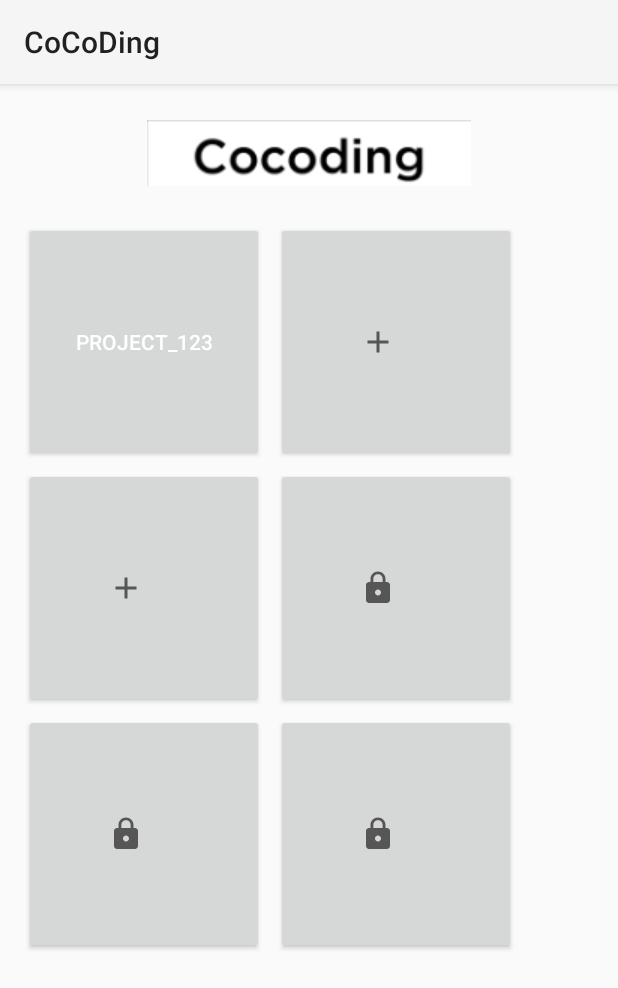
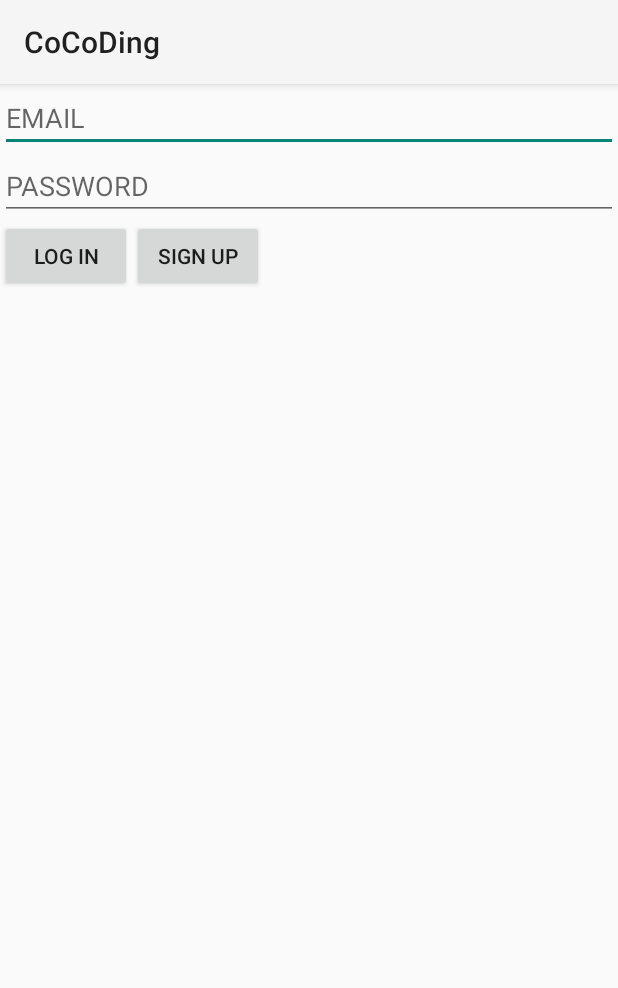
Before and after one commit to SeonA1223/CoCoDing, an Android app: the screen it shows after launch (MainActivity before the commit, LoginActivity after it), on a phone screen of 412 x 824 dp. Shown: the top 988 px of the screen. Run offline under Robolectric (Android 15) with nearby library versions, the phone set to English and light mode, and no system bars; our stand-ins replace Firebase (no records; nobody signed in at launch, a user with empty details on screens opened directly).

Commit message:
회원가입, 로그인 구현.

```diff
--- a/app/build.gradle
+++ b/app/build.gradle
@@ -28,9 +28,9 @@ android {
 
 dependencies {
     implementation fileTree(dir: "libs", include: ["*.jar"])
-    implementation 'androidx.appcompat:appcompat:1.1.0'
+    implementation 'androidx.appcompat:appcompat:1.2.0'
     implementation 'androidx.constraintlayout:constraintlayout:1.1.3'
-    implementation 'com.google.android.material:material:1.1.0'
+    implementation 'com.google.android.material:material:1.2.0'
     implementation 'com.android.support:design:29.0.0'
     implementation 'androidx.fragment:fragment:1.3.0-alpha07'
     implementation 'androidx.recyclerview:recyclerview:1.1.0'
@@ -44,5 +44,5 @@ dependencies {
     testImplementation 'junit:junit:4.13'
     androidTestImplementation 'androidx.test.ext:junit:1.1.1'
     androidTestImplementation 'androidx.test.espresso:espresso-core:3.2.0'
-
+    implementation 'com.google.firebase:firebase-auth:19.3.2'
 }
--- /dev/null
+++ b/app/src/main/java/com/example/cocoding/LoginActivity.java
@@ -0,0 +1,69 @@
+package com.example.cocoding;
+
+import android.content.Context;
+import android.content.Intent;
+import android.os.Bundle;
+import android.view.LayoutInflater;
+import android.view.View;
+import android.widget.Button;
+import android.widget.EditText;
+import android.widget.Toast;
+
+import androidx.annotation.NonNull;
+import androidx.appcompat.app.AppCompatActivity;
+
+import com.google.android.gms.tasks.OnCompleteListener;
+import com.google.android.gms.tasks.Task;
+import com.google.firebase.auth.AuthResult;
+import com.google.firebase.auth.FirebaseAuth;
+
+
+public class LoginActivity extends AppCompatActivity {
+    private Button btn_sign;
+    private Button btn_login;
+    private EditText logedit_email;
+    private EditText logedit_pass;
+    FirebaseAuth firebaseAuth;
+
+    @Override
+    protected void onCreate(Bundle savedInstanceState) {
+        super.onCreate(savedInstanceState);
+        setContentView(R.layout.activity_login);
+
+        btn_sign = (Button) findViewById(R.id.btn_sign);
+        btn_login = (Button) findViewById(R.id.btn_login);
+        logedit_email = (EditText) findViewById(R.id.logedit_email);
+        logedit_pass = (EditText) findViewById(R.id.logedit_pass);
+
+        firebaseAuth = firebaseAuth.getInstance();
+
+        btn_login.setOnClickListener(new View.OnClickListener() {
+            @Override
+            public void onClick(View v) {
+                String email = logedit_email.getText().toString().trim();
+                String pwd = logedit_pass.getText().toString().trim();
+
+                firebaseAuth.signInWithEmailAndPassword(email, pwd)
+                        .addOnCompleteListener(LoginActivity.this, new OnCompleteListener<AuthResult>() {
+                            @Override
+                            public void onComplete(@NonNull Task<AuthResult> task) {
+                                if (task.isSuccessful()) {
+                                    Intent intent = new Intent(LoginActivity.this, MainActivity.class);
+                                    startActivity(intent);
+                                } else {
+                                    Toast.makeText(LoginActivity.this, "로그인 오류", Toast.LENGTH_SHORT).show();
+                                }
+                            }
+                        });
+            }
+        });
+
+        btn_sign.setOnClickListener(new Button.OnClickListener() {
+            @Override
+            public void onClick(View v) {
+                Intent intent = new Intent(LoginActivity.this, SignupActivity.class);
+                startActivity(intent);
+            }
+        });
+    }
+}
--- a/app/src/main/res/layout/activity_idea.xml
+++ b/app/src/main/res/layout/activity_idea.xml
@@ -17,7 +17,8 @@
             android:layout_height="80dp"
             android:layout_marginLeft="16dp"
             android:layout_marginTop="34dp"
-            android:layout_marginRight="16dp">
+            android:layout_marginRight="16dp"
+            android:orientation="vertical">
 
             <TextView
                 android:id="@+id/textView"
--- /dev/null
+++ b/app/src/main/res/layout/activity_login.xml
@@ -0,0 +1,39 @@
+<?xml version="1.0" encoding="utf-8"?>
+<LinearLayout
+    xmlns:android="http://schemas.android.com/apk/res/android" android:layout_width="match_parent"
+    android:layout_height="match_parent"
+    android:orientation="vertical">
+
+    <EditText
+        android:layout_width="match_parent"
+        android:layout_height="wrap_content"
+        android:id="@+id/logedit_email"
+        android:hint="EMAIL"/>
+
+    <EditText
+        android:layout_width="match_parent"
+        android:layout_height="wrap_content"
+        android:id="@+id/logedit_pass"
+        android:hint="PASSWORD"/>
+
+    <LinearLayout
+        android:layout_width="match_parent"
+        android:layout_height="wrap_content"
+        android:orientation="horizontal"
+        android:id="@+id/container">
+
+    <Button
+        android:layout_width="wrap_content"
+        android:layout_height="wrap_content"
+        android:id="@+id/btn_login"
+        android:text="LOG IN"/>
+
+    <Button
+        android:layout_width="wrap_content"
+        android:layout_height="wrap_content"
+        android:id="@+id/btn_sign"
+        android:text="SIGN UP"/>
+
+    </LinearLayout>
+
+</LinearLayout>
```
Also changed, not shown: app/src/main/AndroidManifest.xml (+7 -1 lines), app/src/main/java/com/example/cocoding/IdeaActivity.java (+7 -0 lines), app/src/main/java/com/example/cocoding/SignupActivity.java (added, +64 -0 lines), app/src/main/res/layout/activity_signup.xml (added, +28 -0 lines).
